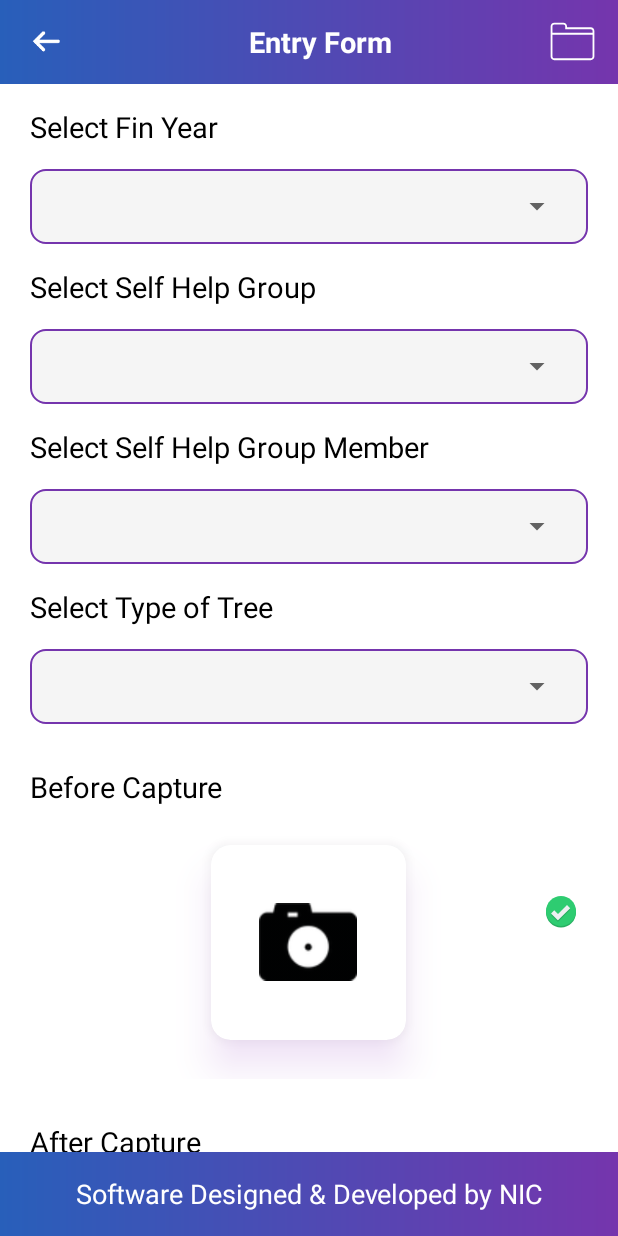
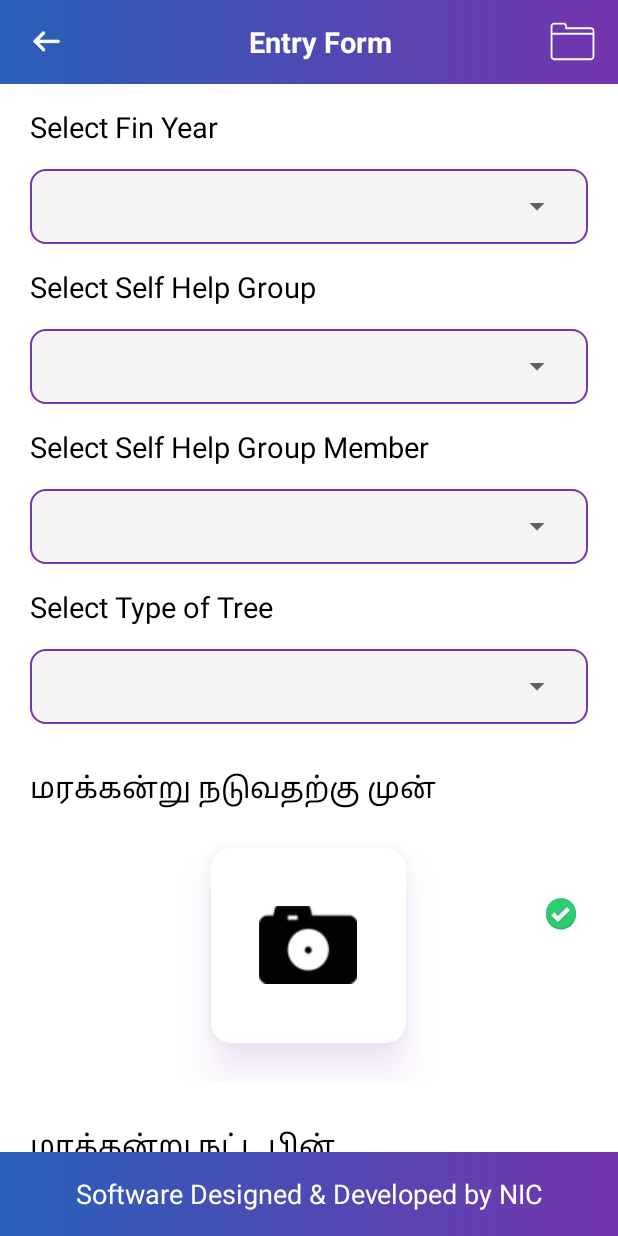
Before and after one commit to TNRDANDROID/Thiruvannamalai, an Android app: the layout activity_new_home_page.xml on its own in the app's theme, with its tools: preview values and no code run, on a phone screen of 412 x 824 dp. Run offline under Robolectric (Android 15) with nearby library versions, the phone set to English and light mode, and no system bars.

Commit message:
Initial final  flow commit

```diff
--- a/app/build.gradle
+++ b/app/build.gradle
@@ -51,8 +51,7 @@ android {
             proguardFiles getDefaultProguardFile('proguard-android.txt'), 'proguard-rules.pro'
         }
         production {
-            debuggable true
-            testCoverageEnabled true
+            debuggable false
             minifyEnabled false
             shrinkResources false
             signingConfig signingConfigs.debug
--- a/app/src/main/java/com/nic/nutrigarden/dataBase/dbData.java
+++ b/app/src/main/java/com/nic/nutrigarden/dataBase/dbData.java
@@ -676,6 +676,7 @@ public class dbData {
     public void deleteself_help_group_member() { db.execSQL("delete from " + DBHelper.MASTER_SELF_HELP_GROUP_MEMBER_TABLE);}
     public void deleteSAVE_BEFORE_TREE_IMAGE_TABLE() { db.execSQL("delete from " + DBHelper.SAVE_BEFORE_TREE_IMAGE_TABLE);}
     public void deleteSAVE_AFTER_TREE_IMAGE_TABLE() { db.execSQL("delete from " + DBHelper.SAVE_AFTER_TREE_IMAGE_TABLE);}
+    public void deleteSAVE_TREE_IMAGE_TABLE() { db.execSQL("delete from " + DBHelper.SAVE_TREE_IMAGE_TABLE);}
 
 
 
@@ -694,6 +695,7 @@ public class dbData {
 
         deleteSAVE_BEFORE_TREE_IMAGE_TABLE();
         deleteSAVE_AFTER_TREE_IMAGE_TABLE();
+        deleteSAVE_TREE_IMAGE_TABLE();
     }
 
 
--- a/app/src/main/res/values/strings.xml
+++ b/app/src/main/res/values/strings.xml
@@ -28,9 +28,9 @@
     <string name="home_page">Home Page</string>
     <string name="back_icon">back_icon</string>
     <string name="select_fin_year">Select Fin Year</string>
-    <string name="after_capture">After Capture</string>
+    <string name="after_capture">மரக்கன்று நட்ட பின்</string>
     <string name="save_local">Save Local</string>
-    <string name="before_capture">Before Capture</string>
+    <string name="before_capture">மரக்கன்று நடுவதற்கு முன்</string>
 
     <string name="gps_is_not_turned_on">GPS is not turned on…</string>
     <string name="satellite">Satellite communication not available to get GPS Co-ordination Please Capture Photo in Open Area…</string>
```
Also changed, not shown: app/src/main/java/com/nic/nutrigarden/activity/ViewNutriGarden.java (+8 -1 lines).
